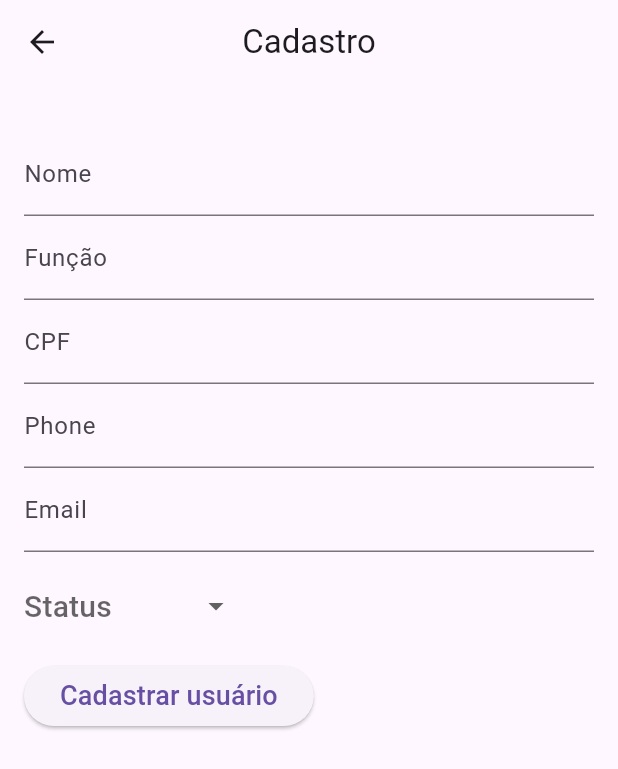
After one commit to lucas-franc/qrcode, a Flutter app: the screen it shows after launch, after a tap on the "add" icon, on a phone screen of 412 x 824 dp. The commit adds this screen. Shown: the top 769 px of the screen. Run offline on Flutter 3.47's test engine with Material 2 defaults, Android fonts, the phone set to English and light mode, and no system bars; drawn by our look-alikes of dropdown_button2; our stand-ins replace sqflite; missing offline and left inert: mobile_scanner; accounts and stored records are empty.

Commit message:
showing users and creating register view for register users

```diff
--- a/lib/main.dart
+++ b/lib/main.dart
@@ -1,5 +1,5 @@
 import 'package:flutter/material.dart';
-import 'package:qrcode/src/home/home_view.dart';
+import 'package:qrcode/src/users/users_view.dart';
 
 void main() {
   runApp(const MyApp());
@@ -17,7 +17,7 @@ class MyApp extends StatelessWidget {
         useMaterial3: true,
         primarySwatch: Colors.blue,
       ),
-      home: const HomeView(),
+      home: const UsersView(),
     );
   }
 }
--- a/lib/src/database/database_helper.dart
+++ b/lib/src/database/database_helper.dart
@@ -1,19 +1,21 @@
 import 'dart:io';
 import 'package:path_provider/path_provider.dart';
+import 'package:qrcode/src/models/user.dart';
 import 'package:sqflite/sqflite.dart';
 import 'package:path/path.dart';
 
 class DatabaseHelper {
-  static const _databaseName = "MembersDB";
+  static const _databaseName = "UsersDB";
   static const _databaseVersion = 1;
-  static const table = 'member';
+  static const table = 'user';
 
   static const columnId = 'id';
   static const columnName = 'name';
   static const columnOcupation = 'ocupation';
   static const columnCpf = 'cpf';
+  static const columnPhone = "phone";
+  static const columnEmail = "email";
   static const columnStatus = 'status';
-  static const columnPhoto = 'photo';
 
   DatabaseHelper._privateConstructor();
   static final DatabaseHelper instance = DatabaseHelper._privateConstructor();
@@ -37,21 +39,28 @@ class DatabaseHelper {
 CREATE TABLE $table (
   $columnId INTEGER PRIMARY KEY,
   $columnName TEXT NOT NULL,
-  $columnCpf INTEGER NOT NULL,
+  $columnCpf TEXT NOT NULL,
   $columnOcupation TEXT NOT NULL,
+  $columnPhone TEXT NOT NULL,
+  $columnEmail TEXT NOT NULL,
   $columnStatus TEXT NOT NULL
 );
 """);
   }
 
-  Future<int> insert(Map<String, dynamic> row) async {
+  Future<int> insert(Map<String, dynamic> map) async {
     Database db = await instance.database;
-    return await db.insert(table, row);
+    return await db.insert(table, map);
   }
 
-  Future<List<Map<String, dynamic>>> queryAllRows() async {
+  Future<List<User>> queryAllRows() async {
     Database db = await instance.database;
-    return await db.query(table);
+    var result = await db.query(table);
+
+    List<User> list = result.isNotEmpty
+        ? result.map((user) => User.fromMap(user)).toList()
+        : [];
+    return list;
   }
 
   Future<int?> queryRowCount() async {
@@ -60,10 +69,11 @@ CREATE TABLE $table (
         await db.rawQuery('SELECT COUNT(*) FROM $table'));
   }
 
-  Future<int> update(Map<String, dynamic> row) async {
+  Future<int> update(User user) async {
     Database db = await instance.database;
-    int id = row[columnId];
-    return await db.update(table, row, where: '$columnId = ?', whereArgs: [id]);
+    int id = user.toMap()[columnId];
+    return await db
+        .update(table, user.toMap(), where: '$columnId = ?', whereArgs: [id]);
   }
 
   Future<int> delete(int id) async {
--- /dev/null
+++ b/lib/src/models/user.dart
@@ -0,0 +1,41 @@
+class User {
+  int? id;
+  String? name;
+  String? ocupation;
+  String? cpf;
+  String? phone;
+  String? email;
+  String? status;
+
+  User(
+      {this.id,
+      this.name,
+      this.ocupation,
+      this.cpf,
+      this.phone,
+      this.email,
+      this.status});
+
+  Map<String, dynamic> toMap() {
+    var map = <String, dynamic>{
+      'id': id,
+      'name': name,
+      'ocupation': ocupation,
+      'cpf': cpf,
+      'phone': email,
+      'email': email,
+      'status': status,
+    };
+    return map;
+  }
+
+  User.fromMap(Map<String, dynamic> map) {
+    id = map['id'];
+    name = map['name'];
+    ocupation = map['ocupation'];
+    cpf = map['cpf'];
+    phone = map['phone'];
+    email = map['email'];
+    status = map['status'];
+  }
+}
--- /dev/null
+++ b/lib/src/register/register_view.dart
@@ -0,0 +1,160 @@
+import 'package:dropdown_button2/dropdown_button2.dart';
+import 'package:flutter/material.dart';
+import 'package:qrcode/src/database/database_helper.dart';
+import 'package:qrcode/src/models/user.dart';
+import 'package:qrcode/src/users/users_view.dart';
+
+class RegisterView extends StatefulWidget {
+  const RegisterView({super.key});
+
+  @override
+  State<RegisterView> createState() => _RegisterViewState();
+}
+
+class _RegisterViewState extends State<RegisterView> {
+  final dbHelper = DatabaseHelper.instance;
+
+  TextEditingController nameController = TextEditingController();
+  TextEditingController ocupationController = TextEditingController();
+  TextEditingController cpfController = TextEditingController();
+  TextEditingController phoneController = TextEditingController();
+  TextEditingController emailController = TextEditingController();
+  TextEditingController statusController = TextEditingController();
+  final List<String> items = [
+    'Ativo',
+    'Inativo',
+  ];
+  String? selectedValue;
+  String emptyFieldError = "";
+  @override
+  Widget build(BuildContext context) {
+    return Scaffold(
+      appBar: AppBar(
+        centerTitle: true,
+        title: const Text("Cadastro"),
+      ),
+      body: SingleChildScrollView(
+        child: SafeArea(
+          child: Padding(
+            padding: const EdgeInsets.symmetric(vertical: 32, horizontal: 16),
+            child: Column(
+              crossAxisAlignment: CrossAxisAlignment.start,
+              children: [
+                TextField(
+                  controller: nameController,
+                  decoration: const InputDecoration(
+                    label: Text("Nome"),
+                  ),
+                ),
+                TextField(
+                  controller: ocupationController,
+                  decoration: const InputDecoration(
+                    label: Text("Função"),
+                  ),
+                ),
+                TextField(
+                  controller: cpfController,
+                  decoration: const InputDecoration(
+                    label: Text("CPF"),
+                  ),
+                ),
+                TextField(
+                  controller: phoneController,
+                  decoration: const InputDecoration(
+                    label: Text("Phone"),
+                  ),
+                ),
+                TextField(
+                  controller: emailController,
+                  decoration: const InputDecoration(
+                    label: Text("Email"),
+                  ),
+                ),
+                Padding(
+                  padding: const EdgeInsets.only(top: 16, bottom: 16),
+                  child: DropdownButtonHideUnderline(
+                    child: DropdownButton2(
+                      searchController: statusController,
+                      hint: Text(
+                        'Status',
+                        style: TextStyle(
+                          fontSize: 20,
+                          color: Theme.of(context).hintColor,
+                        ),
+                      ),
+                      items: items
+                          .map((item) => DropdownMenuItem<String>(
+                                value: item,
+                                child: Text(
+                                  item,
+                                  style: const TextStyle(
+                                    fontSize: 20,
+                                  ),
+                                ),
+                              ))
+                          .toList(),
+                      value: selectedValue,
+                      onChanged: (value) {
+                        setState(() {
+                          selectedValue = value as String;
+                        });
+                      },
+                      buttonHeight: 40,
+                      buttonWidth: 140,
+                      itemHeight: 40,
+                    ),
+                  ),
+                ),
+                ElevatedButton(
+                  onPressed: () {
+                    _verifyValues();
+                  },
+                  child: const Text(
+                    'Cadastrar usuário',
+                    style: TextStyle(fontSize: 18),
+                  ),
+                ),
+                Text(
+                  emptyFieldError,
+                  style: const TextStyle(color: Colors.redAccent, fontSize: 18),
+                ),
+              ],
+            ),
+          ),
+        ),
+      ),
+    );
+  }
+
+  void _insert() async {
+    User user = User(
+      name: nameController.text.toString(),
+      ocupation: ocupationController.text.toString(),
+      cpf: cpfController.text.toString(),
+      phone: phoneController.text.toString(),
+      email: emailController.text.toString(),
+      status: selectedValue,
+    );
+    await dbHelper.insert(user.toMap());
+  }
+
+  _verifyValues() {
+    if (nameController.text.isNotEmpty &
+        ocupationController.text.isNotEmpty &
+        cpfController.text.isNotEmpty &
+        phoneController.text.isNotEmpty &
+        emailController.text.isNotEmpty &
+        (selectedValue != null)) {
+      _insert();
+      Navigator.of(context).push(
+        MaterialPageRoute(
+          builder: (context) => const UsersView(),
+        ),
+      );
+    } else {
+      setState(() {
+        emptyFieldError = "Preencha todos os campos!";
+      });
+    }
+  }
+}
--- /dev/null
+++ b/lib/src/users/users_view.dart
@@ -0,0 +1,99 @@
+import 'package:flutter/material.dart';
+import 'package:qrcode/src/database/database_helper.dart';
+import 'package:qrcode/src/models/user.dart';
+import 'package:qrcode/src/register/register_view.dart';
+
+class UsersView extends StatefulWidget {
+  const UsersView({super.key});
+
+  @override
+  State<UsersView> createState() => _UsersViewState();
+}
+
+class _UsersViewState extends State<UsersView> {
+  DatabaseHelper db = DatabaseHelper.instance;
+  List<User> users = [];
+  @override
+  void initState() {
+    super.initState();
+
+    db.queryAllRows().then((list) {
+      setState(() {
+        users = list;
+      });
+    });
+  }
+
+  @override
+  Widget build(BuildContext context) {
+    return Scaffold(
+      appBar: AppBar(
+        centerTitle: true,
+        title: const Text("Membros"),
+      ),
+      body: SafeArea(
+        child: Padding(
+          padding: const EdgeInsets.symmetric(
+            horizontal: 16,
+          ),
+          child: ListView.builder(
+            itemCount: users.length,
+            itemBuilder: (context, index) {
+              return listUsers(context, index);
+            },
+          ),
+        ),
+      ),
+      floatingActionButton: FloatingActionButton(
+        onPressed: () {
+          Navigator.of(context).push(
+            MaterialPageRoute(
+              builder: (context) => const RegisterView(),
+            ),
+          );
+        },
+        child: const Icon(
+          Icons.add,
+        ),
+      ),
+    );
+  }
+
+  listUsers(BuildContext context, int index) {
+    return Card(
+      child: Row(
+        mainAxisAlignment: MainAxisAlignment.spaceBetween,
+        children: [
+          Padding(
+            padding: const EdgeInsets.only(left: 16),
+            child: Text(
+              users[index].name ?? "",
+              style: const TextStyle(fontSize: 16),
+            ),
+          ),
+          Visibility(
+            visible: users[index].status == "Ativo",
+            replacement: Container(
+              margin: const EdgeInsets.all(20),
+              decoration: BoxDecoration(
+                color: Colors.redAccent,
+                borderRadius: BorderRadius.circular(16),
+              ),
+              width: 24,
+              height: 24,
+            ),
+            child: Container(
+              margin: const EdgeInsets.all(20),
+              decoration: BoxDecoration(
+                color: Colors.lightGreen,
+                borderRadius: BorderRadius.circular(16),
+              ),
+              width: 24,
+              height: 24,
+            ),
+          )
+        ],
+      ),
+    );
+  }
+}
--- a/pubspec.yaml
+++ b/pubspec.yaml
@@ -16,6 +16,7 @@ dependencies:
   sqflite: ^2.2.4+1
   path_provider: ^2.0.12
   path: 1.8.2
+  dropdown_button2: ^1.9.2
 
 dev_dependencies:
   flutter_test:
```
Also changed, not shown: lib/src/confirmation/confirmation_view.dart (added, +28 -0 lines), lib/src/home/home_view.dart (deleted, +0 -95 lines), pubspec.lock.
